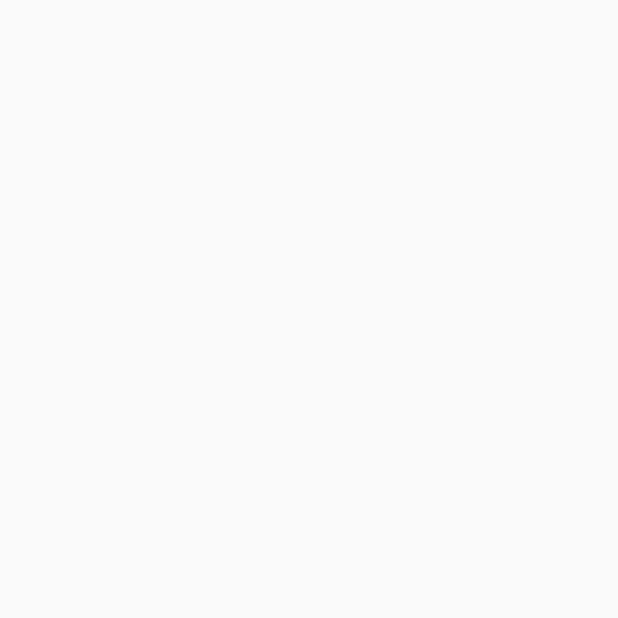
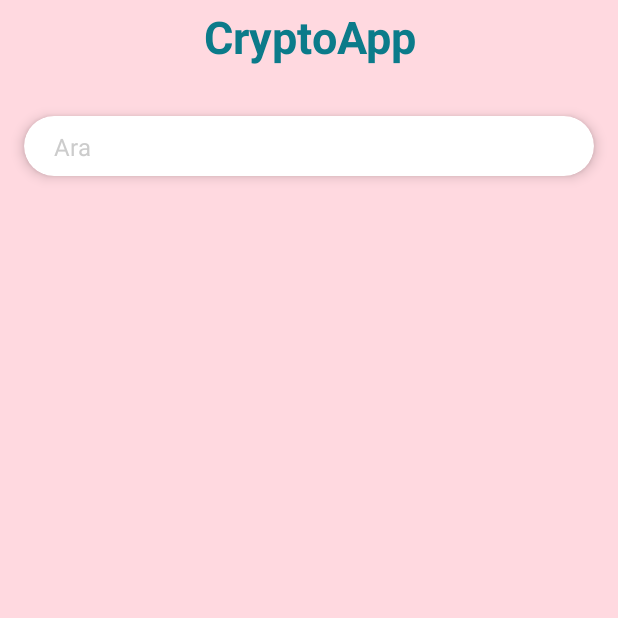
Before and after one commit to mehmeteminyildiz/cryptoAppCompose, an Android app built with Jetpack Compose: the screen it shows after launch (MainActivity), on a phone screen of 412 x 824 dp, the top half of it. Before the commit the part shown is empty. Run offline under Robolectric (Android 15) with nearby library versions, the phone set to English and light mode, and no system bars; our stand-ins replace Dagger/Hilt's generated code, Timber.

```diff
--- a/app/src/main/AndroidManifest.xml
+++ b/app/src/main/AndroidManifest.xml
@@ -2,6 +2,8 @@
 <manifest xmlns:android="http://schemas.android.com/apk/res/android"
     xmlns:tools="http://schemas.android.com/tools">
 
+
+    <uses-permission android:name="android.permission.INTERNET"/>
     <application
         android:name=".CryptoAppApplication"
         android:allowBackup="true"
--- a/app/src/main/java/com/ma/cryptoappcompose/ui/theme/Color.kt
+++ b/app/src/main/java/com/ma/cryptoappcompose/ui/theme/Color.kt
@@ -10,4 +10,4 @@ val Teal200 = Color(0xFF03DAC5)
 val RichBlack = Color(0xFF050505)
 val BlueMunsell = Color(0xFF0B7B8A)
 val Bone = Color(0xFFDDDBCB)
-val Alabaster = Color(0xFFE9F5F2)
+val Alabaster = Color(0xFFFFD9E0)
--- a/app/src/main/java/com/ma/cryptoappcompose/view/CryptListScreen.kt
+++ b/app/src/main/java/com/ma/cryptoappcompose/view/CryptListScreen.kt
@@ -1,11 +1,27 @@
 package com.ma.cryptoappcompose.view
 
+import android.util.Log
+import androidx.compose.foundation.background
+import androidx.compose.foundation.layout.*
+import androidx.compose.foundation.shape.CircleShape
+import androidx.compose.foundation.text.BasicTextField
 import androidx.compose.material.MaterialTheme
 import androidx.compose.material.Surface
-import androidx.compose.runtime.Composable
+import androidx.compose.material.Text
+import androidx.compose.runtime.*
+import androidx.compose.ui.Modifier
+import androidx.compose.ui.draw.shadow
+import androidx.compose.ui.focus.onFocusChanged
+import androidx.compose.ui.graphics.Color
+import androidx.compose.ui.text.TextStyle
+import androidx.compose.ui.text.font.FontWeight
+import androidx.compose.ui.text.style.TextAlign
+import androidx.compose.ui.unit.dp
+import androidx.compose.ui.unit.sp
 import androidx.hilt.navigation.compose.hiltViewModel
 import androidx.navigation.NavController
 import com.ma.cryptoappcompose.viewmodel.CryptoListViewModel
+import timber.log.Timber
 
 /**
 created by Mehmet E. Yıldız
@@ -17,10 +33,81 @@ fun CryptoListScreen(
     viewModel: CryptoListViewModel = hiltViewModel()
 ) {
     Surface(
-        color = MaterialTheme.colors.secondary
+        color = MaterialTheme.colors.secondary,
+        modifier = Modifier.fillMaxSize()
     ) {
+        Column {
+            Text(
+                "CryptoApp",
+                modifier = Modifier
+                    .fillMaxWidth()
+                    .padding(8.dp),
+                textAlign = TextAlign.Center,
+                fontSize = 30.sp,
+                fontWeight = FontWeight.Bold,
+                color = MaterialTheme.colors.primary
+            )
+            Spacer(modifier = Modifier.height(10.dp))
+            // search
+            searchBar(
+                hint = "Ara", modifier = Modifier
+                    .fillMaxWidth()
+                    .padding(16.dp),
+                onSearch = {
+                   Log.e("TAG", "search : $it")
+                }
+            )
 
+            Spacer(modifier = Modifier.height(10.dp))
+            // list
+        }
 
     }
 
 }
+
+@Composable
+fun searchBar(
+    modifier: Modifier = Modifier,
+    hint: String = "",
+    onSearch: (String) -> Unit = {}
+) {
+    // by kullanarak text.value yazmıyoruz artık. by dersek, direkt değeri alabiliyoruz
+    var text by remember {
+        mutableStateOf("")
+    }
+
+    var isHintDisplayed by remember {
+        mutableStateOf(hint != "")
+    }
+    Box(modifier = modifier) {
+        BasicTextField(
+            value = text,
+            onValueChange = { newString ->
+                text = newString
+                onSearch(newString)
+            },
+            maxLines = 1,
+            singleLine = true,
+            textStyle = TextStyle(color = Color.Black),
+            modifier = Modifier
+                .fillMaxWidth()
+                .shadow(5.dp, CircleShape)
+                .background(Color.White, CircleShape)
+                .padding(horizontal = 20.dp, vertical = 12.dp)
+                .onFocusChanged {
+                    isHintDisplayed = it.isFocused != true && text.isEmpty()
+                }
+        )
+
+        if (isHintDisplayed) {
+            Text(
+                text = hint,
+                color = Color.LightGray,
+                modifier = Modifier.padding(horizontal = 20.dp, vertical = 12.dp)
+            )
+        }
+    }
+
+
+}
```
